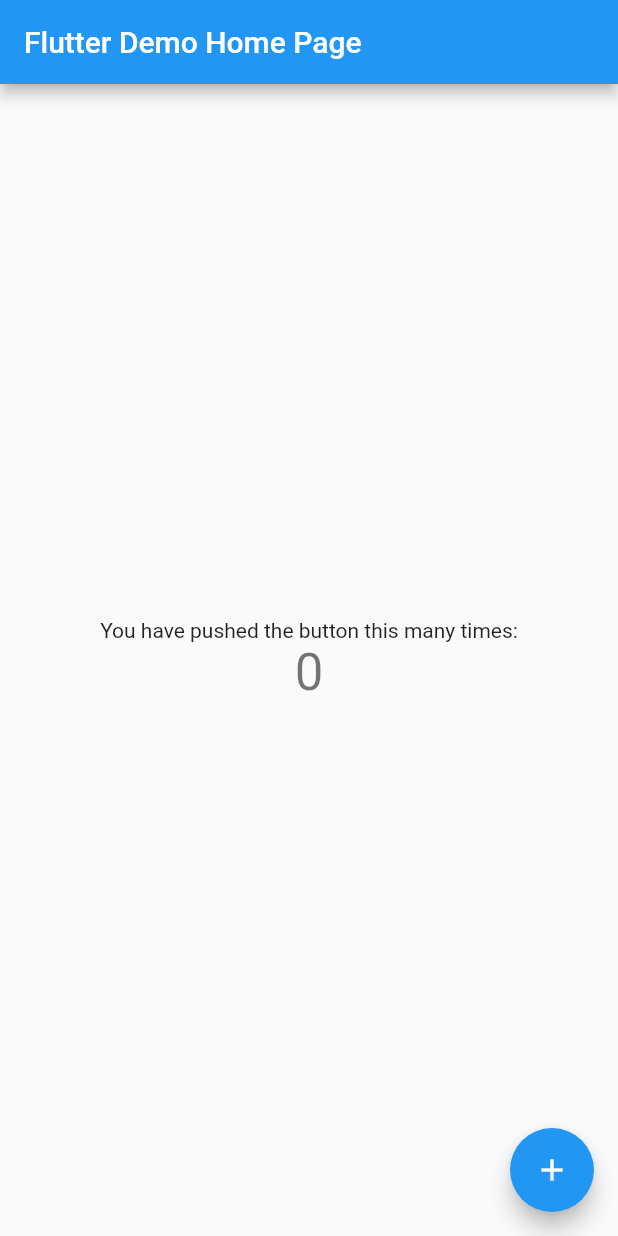
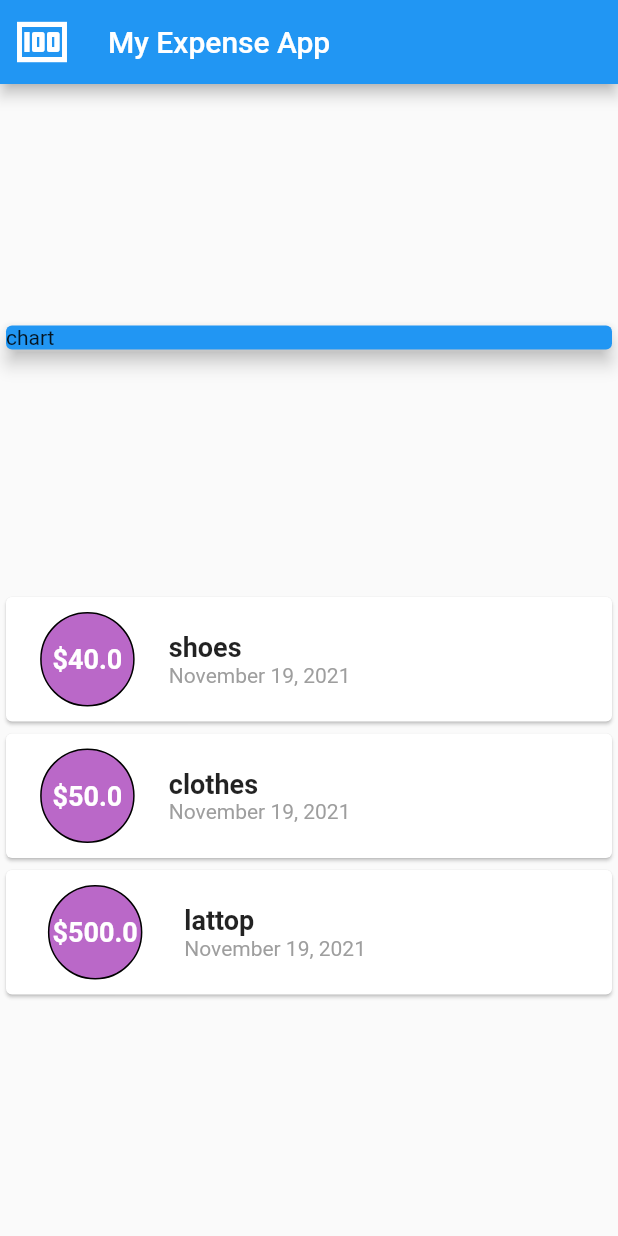
Before and after one commit to Hein60700/expenses_app, a Flutter app: the screen it shows after launch, on a phone screen of 412 x 824 dp. Run offline on Flutter 3.47's test engine with Material 2 defaults, Android fonts, the phone set to English and light mode, and no system bars.

Commit message:
Dynamic widget and Text list

```diff
--- a/expense_app/lib/main.dart
+++ b/expense_app/lib/main.dart
@@ -1,4 +1,6 @@
+import 'package:expense_app/transaction.dart';
 import 'package:flutter/material.dart';
+import 'package:intl/intl.dart';
 
 void main() {
   runApp(const MyApp());
@@ -7,109 +9,108 @@ void main() {
 class MyApp extends StatelessWidget {
   const MyApp({Key? key}) : super(key: key);
 
-  // This widget is the root of your application.
   @override
   Widget build(BuildContext context) {
     return MaterialApp(
-      title: 'Flutter Demo',
-      theme: ThemeData(
-        // This is the theme of your application.
-        //
-        // Try running your application with "flutter run". You'll see the
-        // application has a blue toolbar. Then, without quitting the app, try
-        // changing the primarySwatch below to Colors.green and then invoke
-        // "hot reload" (press "r" in the console where you ran "flutter run",
-        // or simply save your changes to "hot reload" in a Flutter IDE).
-        // Notice that the counter didn't reset back to zero; the application
-        // is not restarted.
-        primarySwatch: Colors.blue,
-      ),
-      home: const MyHomePage(title: 'Flutter Demo Home Page'),
+      home: MyHomePage(),
     );
   }
 }
 
-class MyHomePage extends StatefulWidget {
-  const MyHomePage({Key? key, required this.title}) : super(key: key);
+class MyHomePage extends StatelessWidget {
+  MyHomePage({Key? key}) : super(key: key);
 
-  // This widget is the home page of your application. It is stateful, meaning
-  // that it has a State object (defined below) that contains fields that affect
-  // how it looks.
-
-  // This class is the configuration for the state. It holds the values (in this
-  // case the title) provided by the parent (in this case the App widget) and
-  // used by the build method of the State. Fields in a Widget subclass are
-  // always marked "final".
-
-  final String title;
-
-  @override
-  State<MyHomePage> createState() => _MyHomePageState();
-}
-
-class _MyHomePageState extends State<MyHomePage> {
-  int _counter = 0;
-
-  void _incrementCounter() {
-    setState(() {
-      // This call to setState tells the Flutter framework that something has
-      // changed in this State, which causes it to rerun the build method below
-      // so that the display can reflect the updated values. If we changed
-      // _counter without calling setState(), then the build method would not be
-      // called again, and so nothing would appear to happen.
-      _counter++;
-    });
-  }
+  final List<Transaction> transactions = [
+    Transaction(
+      id: 'id1',
+      title: "shoes",
+      amount: 40,
+      dateTime: DateTime.now(),
+    ),
+    Transaction(
+      id: 'id2',
+      title: "clothes",
+      amount: 50,
+      dateTime: DateTime.now(),
+    ),
+    Transaction(
+      id: 'id3',
+      title: "lattop",
+      amount: 500,
+      dateTime: DateTime.now(),
+    ),
+  ];
 
   @override
   Widget build(BuildContext context) {
-    // This method is rerun every time setState is called, for instance as done
-    // by the _incrementCounter method above.
-    //
-    // The Flutter framework has been optimized to make rerunning build methods
-    // fast, so that you can just rebuild anything that needs updating rather
-    // than having to individually change instances of widgets.
     return Scaffold(
       appBar: AppBar(
-        // Here we take the value from the MyHomePage object that was created by
-        // the App.build method, and use it to set our appbar title.
-        title: Text(widget.title),
-      ),
-      body: Center(
-        // Center is a layout widget. It takes a single child and positions it
-        // in the middle of the parent.
-        child: Column(
-          // Column is also a layout widget. It takes a list of children and
-          // arranges them vertically. By default, it sizes itself to fit its
-          // children horizontally, and tries to be as tall as its parent.
-          //
-          // Invoke "debug painting" (press "p" in the console, choose the
-          // "Toggle Debug Paint" action from the Flutter Inspector in Android
-          // Studio, or the "Toggle Debug Paint" command in Visual Studio Code)
-          // to see the wireframe for each widget.
-          //
-          // Column has various properties to control how it sizes itself and
-          // how it positions its children. Here we use mainAxisAlignment to
-          // center the children vertically; the main axis here is the vertical
-          // axis because Columns are vertical (the cross axis would be
-          // horizontal).
-          mainAxisAlignment: MainAxisAlignment.center,
-          children: <Widget>[
-            const Text(
-              'You have pushed the button this many times:',
-            ),
-            Text(
-              '$_counter',
-              style: Theme.of(context).textTheme.headline4,
-            ),
-          ],
+        title: const Text("My Expense App"),
+        leading: const Icon(
+          Icons.money,
+          size: 40,
         ),
       ),
-      floatingActionButton: FloatingActionButton(
-        onPressed: _incrementCounter,
-        tooltip: 'Increment',
-        child: const Icon(Icons.add),
-      ), // This trailing comma makes auto-formatting nicer for build methods.
+      body: Column(
+        mainAxisAlignment: MainAxisAlignment.spaceEvenly,
+        children: [
+          Container(
+            width: double.infinity,
+            child: const Card(
+              child: Text("chart"),
+              elevation: 5,
+              color: Colors.blue,
+            ),
+          ),
+          Column(
+            children: transactions.map((tx) {
+              return Card(
+                child: Row(
+                  children: [
+                    Container(
+                      child: Text(
+                        '\$${tx.amount.toString()}' ,
+                        style: TextStyle(
+                          color: Colors.white,
+                          fontWeight: FontWeight.bold,
+                          fontSize: 18,
+                        ),
+                      ),
+                      margin: EdgeInsets.all(10),
+                      padding: EdgeInsets.all(20),
+                      decoration: BoxDecoration(
+                        shape: BoxShape.circle,
+                        color: Colors.purple.shade300,
+                        border: Border.all(
+                          color: Colors.black,
+                          width: 1,
+                        ),
+
+                      ),
+                    ),
+                    Column(
+                      crossAxisAlignment: CrossAxisAlignment.start,
+                      children: [
+                        Text(
+                          tx.title!,
+                          style: TextStyle(
+                              fontSize: 18, fontWeight: FontWeight.bold),
+                        ),
+                        Text(
+                          DateFormat.yMMMMd().format(tx.dateTime!),
+                          style: TextStyle(
+                            color: Colors.grey,
+                          ),
+                        ),
+                      ],
+                    )
+                  ],
+                ),
+              );
+            }).toList(),
+          ),
+        ],
+      ),
     );
   }
 }
--- /dev/null
+++ b/expense_app/lib/transaction.dart
@@ -0,0 +1,14 @@
+import 'package:flutter/foundation.dart';
+
+class Transaction {
+  final String? id;
+  final String? title;
+  final double? amount;
+  final DateTime? dateTime;
+
+  Transaction(
+      {@required this.id,
+      @required this.title,
+      @required this.amount,
+      @required this.dateTime});
+}
--- a/expense_app/pubspec.yaml
+++ b/expense_app/pubspec.yaml
@@ -29,6 +29,7 @@ environment:
 dependencies:
   flutter:
     sdk: flutter
+  intl: ^0.17.0
 
 
   # The following adds the Cupertino Icons font to your application.
```
Also changed, not shown: expense_app/pubspec.lock.
